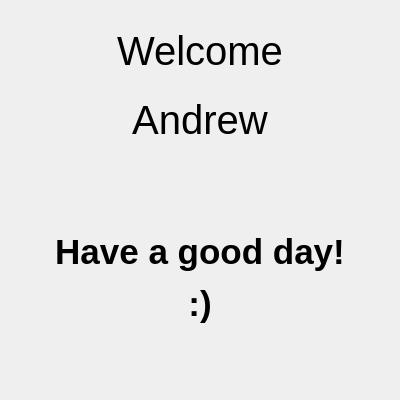
This is MyEverydayApp/src/WelcomeWidget.ui in Gusarov2906/MyEverydayApp as Qt 5 draws it before an edit. The edited form follows.
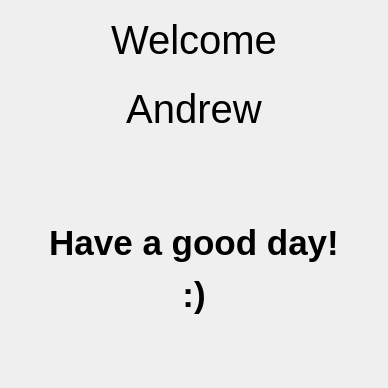
This is the edited form.

```diff
--- a/MyEverydayApp/src/WelcomeWidget.ui
+++ b/MyEverydayApp/src/WelcomeWidget.ui
@@ -6,14 +6,20 @@
    <rect>
     <x>0</x>
     <y>0</y>
-    <width>400</width>
-    <height>400</height>
+    <width>388</width>
+    <height>388</height>
    </rect>
   </property>
   <property name="minimumSize">
    <size>
-    <width>400</width>
-    <height>400</height>
+    <width>388</width>
+    <height>388</height>
+   </size>
+  </property>
+  <property name="maximumSize">
+   <size>
+    <width>388</width>
+    <height>388</height>
    </size>
   </property>
   <property name="baseSize">
@@ -26,6 +32,21 @@
    <string>Form</string>
   </property>
   <layout class="QVBoxLayout" name="verticalLayout">
+   <property name="spacing">
+    <number>0</number>
+   </property>
+   <property name="leftMargin">
+    <number>0</number>
+   </property>
+   <property name="topMargin">
+    <number>0</number>
+   </property>
+   <property name="rightMargin">
+    <number>0</number>
+   </property>
+   <property name="bottomMargin">
+    <number>0</number>
+   </property>
    <item>
     <widget class="QFrame" name="welcomeFrame">
      <property name="maximumSize">
```
